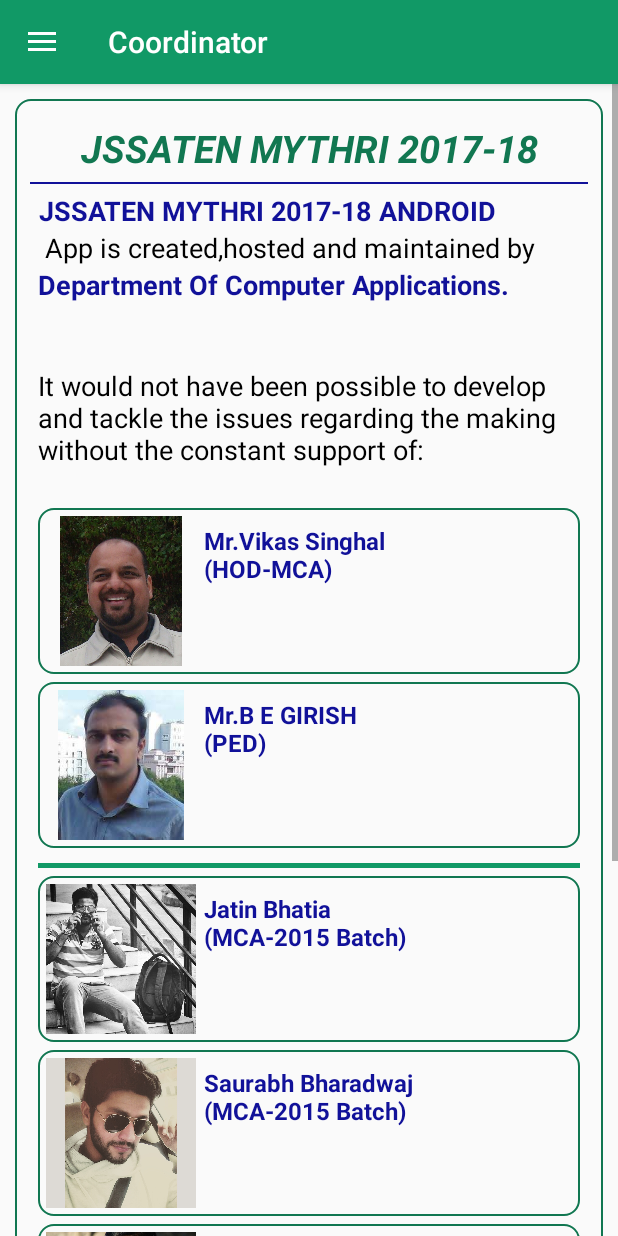
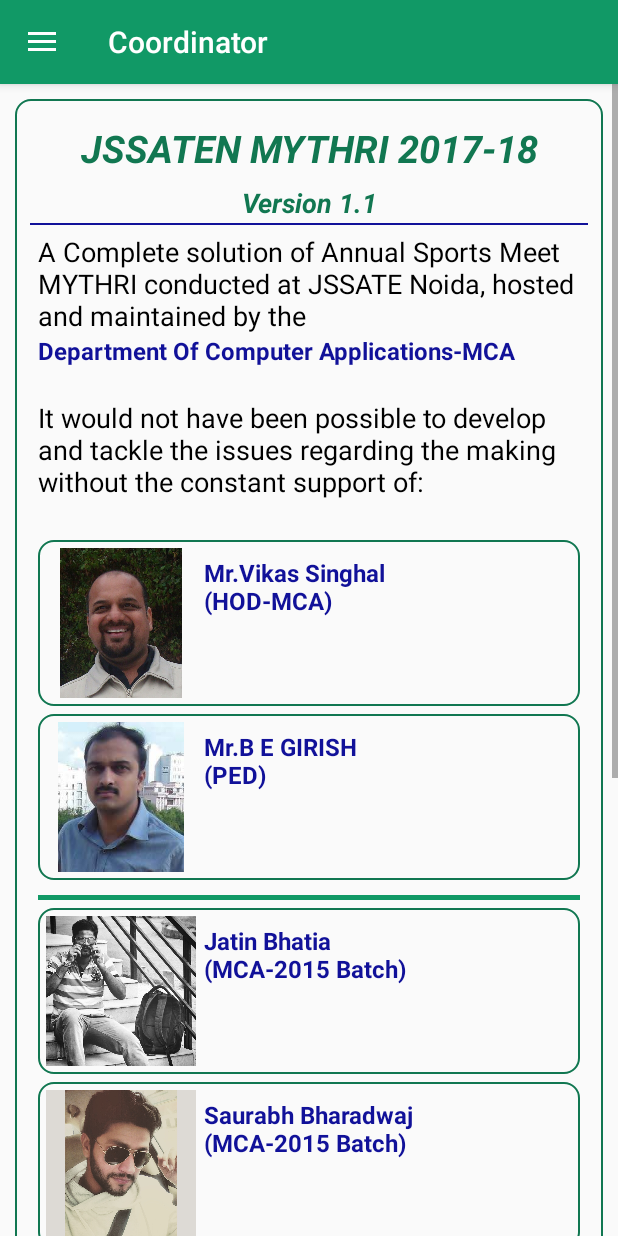
Before and after one commit to jatinrajbhatia/jssmythri2017, an Android app: the fragment About_app placed in its activity, on a phone screen of 412 x 824 dp. Run offline under Robolectric (Android 15) with nearby library versions, the light colour scheme and no system bars.

Commit message:
Updates on 21

```diff
--- a/app/src/main/java/com/jss/jssatenmythri2017_18/activity/principal.java
+++ b/app/src/main/java/com/jss/jssatenmythri2017_18/activity/principal.java
@@ -7,6 +7,7 @@
 import android.view.View;
 import android.view.ViewGroup;
 import android.widget.TextView;
+
 
 import com.jss.jssatenmythri2017_18.R;
 
--- a/app/src/main/res/layout/fragment_about_app.xml
+++ b/app/src/main/res/layout/fragment_about_app.xml
@@ -24,6 +24,18 @@
             android:gravity="center"
             android:textStyle="bold|italic"
             />
+
+        <TextView
+            android:layout_width="match_parent"
+            android:layout_height="wrap_content"
+            android:text="Version 1.1"
+            android:textColor="#117751"
+            android:textSize="18dp"
+            android:padding="1dp"
+            android:gravity="center"
+            android:textStyle="bold|italic"
+            />
+
         <View
             android:id="@+id/SplitLine_hor1"
             android:layout_width="match_parent"
@@ -35,38 +47,29 @@
             android:padding="5dp"
             android:orientation="vertical"
             >
-            <TextView
-                android:layout_width="wrap_content"
-                android:layout_height="wrap_content"
-                android:text="JSSATEN MYTHRI 2017-18 ANDROID"
-                android:textStyle="bold"
-                android:id="@+id/para1"
-                android:textSize="18dp"
-                android:textColor="#119"
-                android:gravity="center"
-                />
+
             <TextView
                 android:layout_width="match_parent"
                 android:layout_height="match_parent"
                 android:textSize="18dp"
                 android:id="@+id/para2"
                 android:textColor="#000000"
-                android:text=" App is created,hosted and maintained by "
+                android:text="A Complete solution of Annual Sports Meet MYTHRI conducted at JSSATE Noida, hosted and maintained by the"
                 />
 
             <TextView
                 android:layout_width="match_parent"
                 android:layout_height="match_parent"
-                android:textSize="18dp"
+                android:textSize="16dp"
                 android:textColor="#119"
                 android:textStyle="bold"
-                android:text="Department Of Computer Applications."
+                android:text="Department Of Computer Applications-MCA"
                 />
 
             <TextView
                 android:layout_width="match_parent"
                 android:layout_height="wrap_content"
-                android:text="\n\nIt would not have been possible to develop and tackle the issues regarding the making without the constant support of:\n"
+                android:text="\nIt would not have been possible to develop and tackle the issues regarding the making without the constant support of:\n"
                 android:textColor="#000000"
                 android:textSize="18dp"
                 />
@@ -209,6 +212,35 @@
 
 
 
+            <LinearLayout
+                android:layout_width="match_parent"
+                android:layout_height="wrap_content"
+                android:orientation="horizontal"
+                android:layout_marginTop="5dp"
+                android:padding="5dp"
+                android:background="@drawable/view_shape"
+
+                >
+                <ImageView
+                    android:layout_width="100dp"
+                    android:layout_height="100dp"
+                    android:src="@drawable/sumit"
+                    />
+                <TextView
+                    android:layout_width="match_parent"
+                    android:layout_height="wrap_content"
+                    android:text="Sumit Gupta\n(MCA-2015 Batch)"
+                    android:textStyle="bold"
+                    android:textSize="16dp"
+                    android:padding="5dp"
+                    android:textColor="#119"
+                    />
+
+            </LinearLayout>
+
+
+
+
 
 
 
```
Also changed, not shown: app/src/main/res/layout/fragment_principal.xml (+5 -2 lines), app/src/main/res/drawable-hdpi-v4/magneto.png (added), app/src/main/res/drawable-hdpi-v4/sumit.jpg (added).
